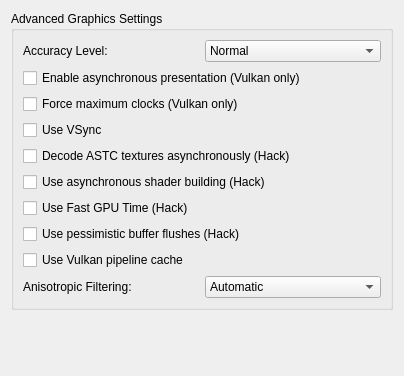
Before: the Qt Designer form src/yuzu/configuration/configure_graphics_advanced.ui in QuantumGhost/yuzu, drawn with Qt 5.
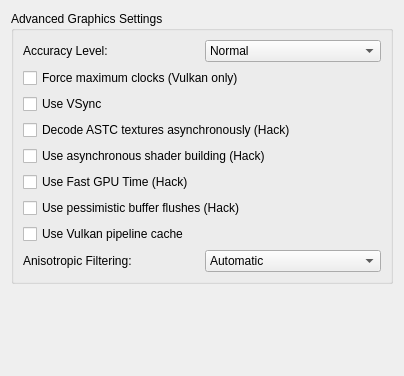
After: the same form once the commit is applied.

```diff
--- a/src/yuzu/configuration/configure_graphics_advanced.ui
+++ b/src/yuzu/configuration/configure_graphics_advanced.ui
@@ -69,13 +69,6 @@
           </layout>
          </widget>
         </item>
-        <item>
-         <widget class="QCheckBox" name="async_present">
-          <property name="text">
-           <string>Enable asynchronous presentation (Vulkan only)</string>
-          </property>
-         </widget>
-        </item>
         <item>
          <widget class="QCheckBox" name="renderer_force_max_clock">
           <property name="toolTip">
```
